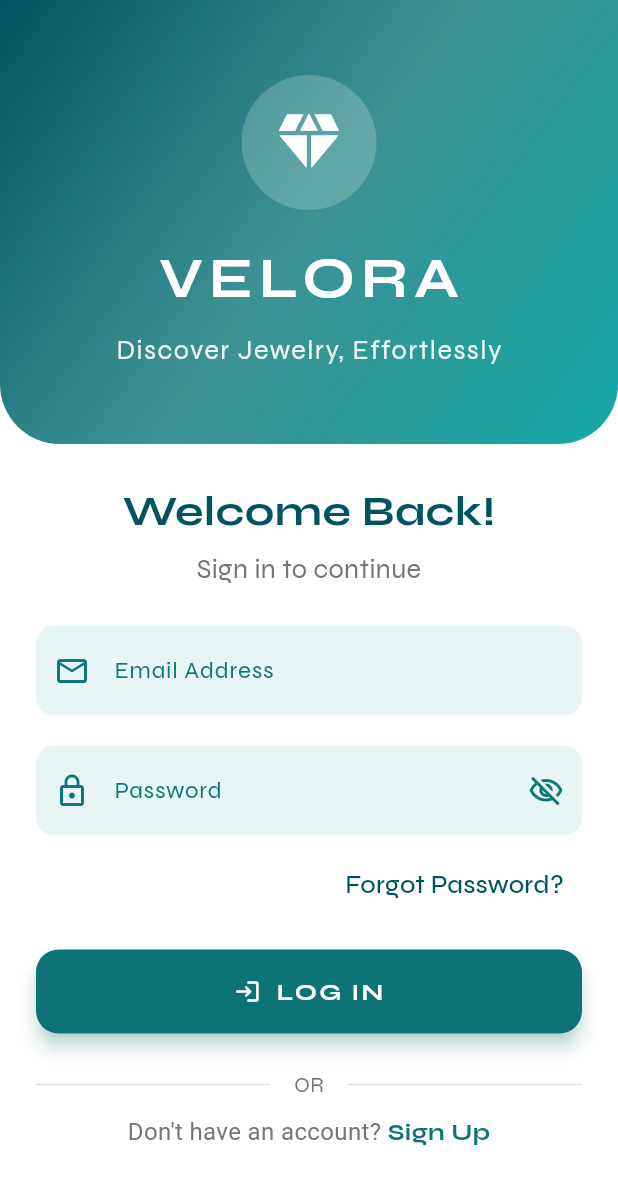
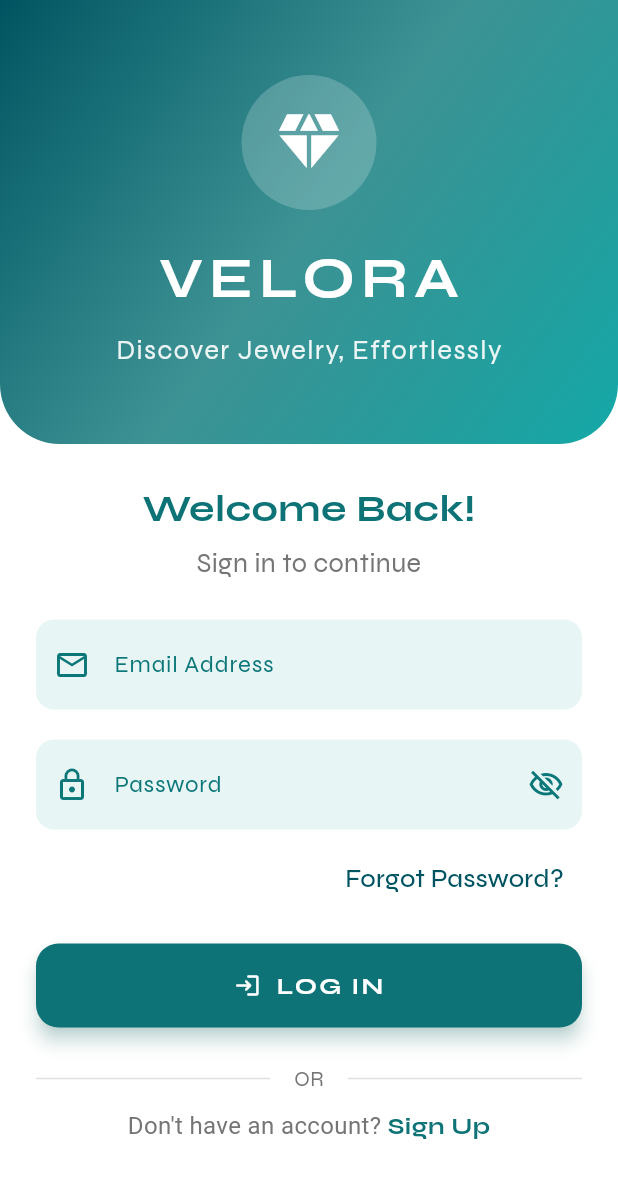
Before and after one commit to cabohol/ProductScan, a Flutter app: the LoginPage screen opened by its route, on a phone screen of 412 x 824 dp. Shown: the top 1184 px of the screen. Run offline on Flutter 3.47's test engine with Material 3 defaults, Android fonts, the phone set to English and light mode, and no system bars; our stand-ins replace flutter_dotenv, supabase_flutter; accounts and stored records are empty.

```diff
--- a/product-scanner-capstone/app/lib/login_page.dart
+++ b/product-scanner-capstone/app/lib/login_page.dart
@@ -191,11 +191,11 @@ class _LoginPageState extends State<LoginPage> {
                       // Title
                       const Text(
                         "Welcome Back!",
-                        style: TextStyle(
+                          style: TextStyle(
                           fontFamily: 'Syne',
-                          fontSize: 28,
+                          fontSize: 25,
                           fontWeight: FontWeight.bold,
-                          color: primaryDark,
+                          color: Color(0xFF0D7377),
                         ),
                       ),
                       const SizedBox(height: 5),
```
